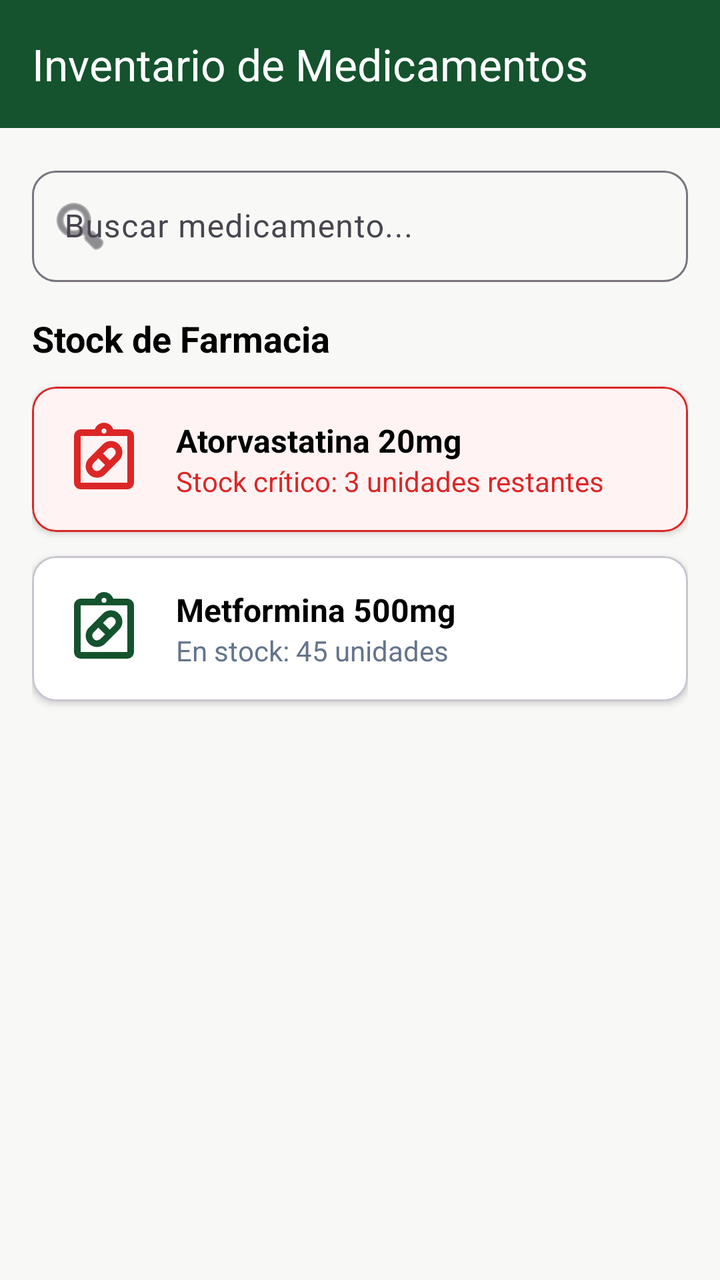
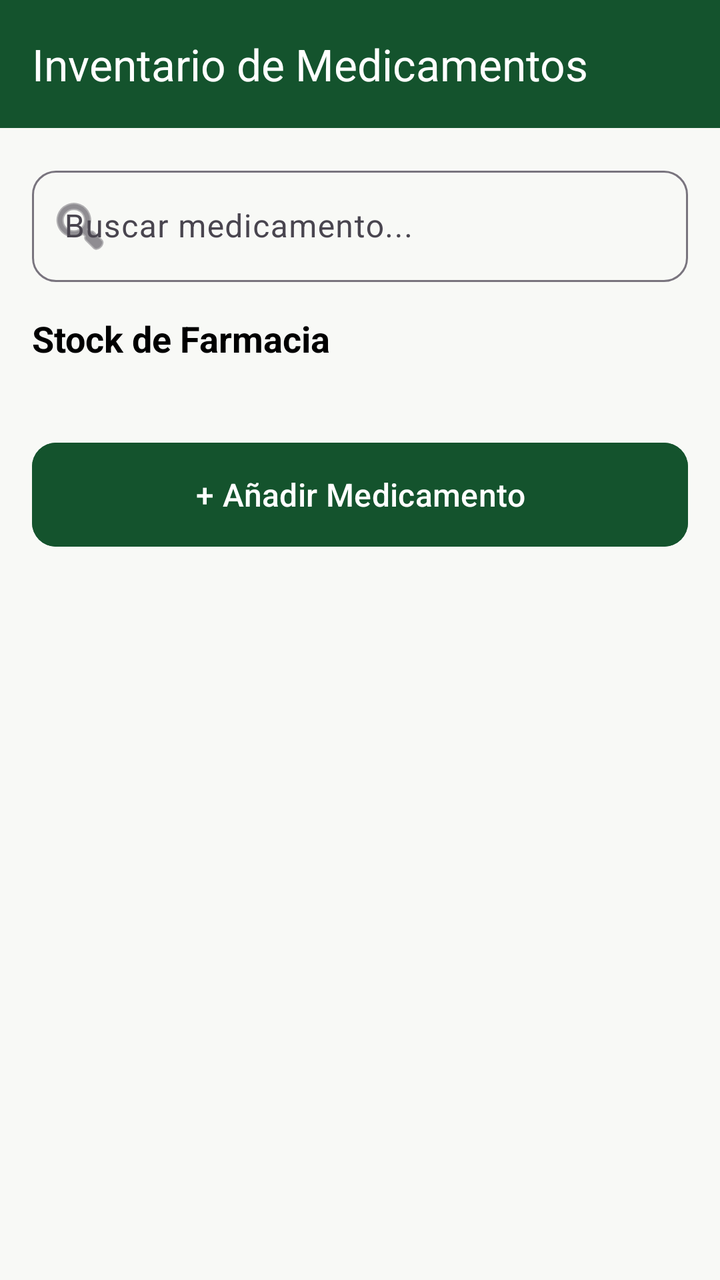

The first picture is an Android layout as it rendered before a commit; the second is the same layout after the commit. The layout source and the unified diff follow.
<!-- AndroidManifest.xml: application theme Theme.ControlDeMedicamentos -->
<!-- res/layout/activity_medicamentos.xml -->
<?xml version="1.0" encoding="utf-8"?>
<LinearLayout xmlns:android="http://schemas.android.com/apk/res/android"
    xmlns:app="http://schemas.android.com/apk/res-auto"
    android:layout_width="match_parent"
    android:layout_height="match_parent"
    android:orientation="vertical"
    android:background="@color/bg_screen">

    
    <androidx.appcompat.widget.Toolbar
        android:id="@+id/toolbar"
        android:layout_width="match_parent"
        android:layout_height="?attr/actionBarSize"
        android:background="@color/primary_green"
        app:title="Inventario de Medicamentos"
        app:titleTextColor="@color/white" />

    <androidx.core.widget.NestedScrollView
        android:layout_width="match_parent"
        android:layout_height="match_parent"
        android:fillViewport="true">

        <LinearLayout
            android:layout_width="match_parent"
            android:layout_height="wrap_content"
            android:orientation="vertical"
            android:padding="16dp">

            
            <com.google.android.material.textfield.TextInputLayout
                android:layout_width="match_parent"
                android:layout_height="wrap_content"
                android:hint="Buscar medicamento..."
                app:startIconDrawable="@android:drawable/ic_menu_search"
                app:boxCornerRadiusTopStart="12dp"
                app:boxCornerRadiusTopEnd="12dp"
                app:boxCornerRadiusBottomStart="12dp"
                app:boxCornerRadiusBottomEnd="12dp"
                android:layout_marginBottom="16dp">

                <com.google.android.material.textfield.TextInputEditText
                    android:layout_width="match_parent"
                    android:layout_height="wrap_content"
                    android:inputType="text" />
            </com.google.android.material.textfield.TextInputLayout>

            <TextView
                android:layout_width="wrap_content"
                android:layout_height="wrap_content"
                android:text="Stock de Farmacia"
                android:textSize="18sp"
                android:textStyle="bold"
                android:textColor="@color/black"
                android:layout_marginBottom="12dp"/>

            
            <com.google.android.material.card.MaterialCardView
                android:layout_width="match_parent"
                android:layout_height="wrap_content"
                android:layout_marginBottom="12dp"
                app:cardCornerRadius="12dp"
                app:cardElevation="2dp"
                app:cardBackgroundColor="#FFF3F3"
                app:strokeColor="@color/red_alert_text"
                app:strokeWidth="1dp">

                <LinearLayout
                    android:layout_width="match_parent"
                    android:layout_height="wrap_content"
                    android:orientation="horizontal"
                    android:padding="16dp"
                    android:gravity="center_vertical">

                    <ImageView
                        android:layout_width="40dp"
                        android:layout_height="40dp"
                        android:src="@drawable/ic_medicamentos"
                        app:tint="@color/red_alert_text"
                        android:layout_marginEnd="16dp"/>

                    <LinearLayout
                        android:layout_width="0dp"
                        android:layout_height="wrap_content"
                        android:layout_weight="1"
                        android:orientation="vertical">

                        <TextView
                            android:layout_width="wrap_content"
                            android:layout_height="wrap_content"
                            android:text="Atorvastatina 20mg"
                            android:textSize="16sp"
                            android:textStyle="bold"
                            android:textColor="@color/black"/>

                        <TextView
                            android:layout_width="wrap_content"
                            android:layout_height="wrap_content"
                            android:text="Stock crítico: 3 unidades restantes"
                            android:textSize="14sp"
                            android:textColor="@color/red_alert_text"/>
                    </LinearLayout>
                </LinearLayout>
            </com.google.android.material.card.MaterialCardView>

            
            <com.google.android.material.card.MaterialCardView
                android:layout_width="match_parent"
                android:layout_height="wrap_content"
                android:layout_marginBottom="12dp"
                app:cardCornerRadius="12dp"
                app:cardElevation="2dp"
                app:cardBackgroundColor="@color/white">

                <LinearLayout
                    android:layout_width="match_parent"
                    android:layout_height="wrap_content"
                    android:orientation="horizontal"
                    android:padding="16dp"
                    android:gravity="center_vertical">

                    <ImageView
                        android:layout_width="40dp"
                        android:layout_height="40dp"
                        android:src="@drawable/ic_medicamentos"
                        app:tint="@color/primary_green"
                        android:layout_marginEnd="16dp"/>

                    <LinearLayout
                        android:layout_width="0dp"
                        android:layout_height="wrap_content"
                        android:layout_weight="1"
                        android:orientation="vertical">

                        <TextView
                            android:layout_width="wrap_content"
                            android:layout_height="wrap_content"
                            android:text="Metformina 500mg"
                            android:textSize="16sp"
                            android:textStyle="bold"
                            android:textColor="@color/black"/>

                        <TextView
                            android:layout_width="wrap_content"
                            android:layout_height="wrap_content"
                            android:text="En stock: 45 unidades"
                            android:textSize="14sp"
                            android:textColor="@color/text_grey"/>
                    </LinearLayout>
                </LinearLayout>
            </com.google.android.material.card.MaterialCardView>

        </LinearLayout>
    </androidx.core.widget.NestedScrollView>
</LinearLayout>
<!-- resources referenced by this layout -->
<resources>
  <color name="bg_screen">#F8F9F6</color>
  <color name="black">#FF000000</color>
  <color name="primary_green">#14532D</color>
  <color name="red_alert_text">#DC2626</color>
  <color name="text_grey">#64748B</color>
  <color name="white">#FFFFFFFF</color>
  <!-- drawable ic_medicamentos (drawable) -->
  <vector xmlns:android="http://schemas.android.com/apk/res/android" android:height="24dp" android:tint="#000000" android:viewportHeight="960" android:viewportWidth="960" android:width="24dp">
        
      <path android:fillColor="@android:color/white" android:pathData="M494,660Q454,700 397,700Q340,700 300,660Q260,620 260,563.5Q260,507 300,467L466,300Q506,260 563,260Q620,260 660,300Q700,340 700,396.5Q700,453 660,493L494,660ZM356,603Q379,626 403.5,619.5Q428,613 437,604L492,548L412,468L356,523Q339,540 339,563Q339,586 356,603ZM604,357Q581,334 556.5,340.5Q532,347 523,356L468,412L548,492L604,437Q621,420 621,397Q621,374 604,357ZM200,840Q167,840 143.5,816.5Q120,793 120,760L120,200Q120,167 143.5,143.5Q167,120 200,120L368,120Q381,84 411.5,62Q442,40 480,40Q518,40 548.5,62Q579,84 592,120L760,120Q793,120 816.5,143.5Q840,167 840,200L840,760Q840,793 816.5,816.5Q793,840 760,840L200,840ZM200,760L760,760Q760,760 760,760Q760,760 760,760L760,200Q760,200 760,200Q760,200 760,200L200,200Q200,200 200,200Q200,200 200,200L200,760Q200,760 200,760Q200,760 200,760ZM501.5,161.5Q510,153 510,140Q510,127 501.5,118.5Q493,110 480,110Q467,110 458.5,118.5Q450,127 450,140Q450,153 458.5,161.5Q467,170 480,170Q493,170 501.5,161.5ZM200,760Q200,760 200,760Q200,760 200,760L200,200Q200,200 200,200Q200,200 200,200L200,200Q200,200 200,200Q200,200 200,200L200,760Q200,760 200,760Q200,760 200,760Z"/>
      
  </vector>
  <style name="Theme.ControlDeMedicamentos" parent="Base.Theme.ControlDeMedicamentos" />
  <style name="Base.Theme.ControlDeMedicamentos" parent="Theme.Material3.DayNight.NoActionBar">
          
          
      </style>
</resources>

<!-- the commit's change to res/layout/activity_medicamentos.xml (unified diff, before → after) -->
@@ -4,9 +4,9 @@
     android:layout_width="match_parent"
     android:layout_height="match_parent"
     android:orientation="vertical"
-    android:background="@color/bg_screen">
+    android:background="@color/bg_screen"
+    android:fitsSystemWindows="true">
 
-    
     <androidx.appcompat.widget.Toolbar
         android:id="@+id/toolbar"
         android:layout_width="match_parent"
@@ -26,7 +26,6 @@
             android:orientation="vertical"
             android:padding="16dp">
 
-            
             <com.google.android.material.textfield.TextInputLayout
                 android:layout_width="match_parent"
                 android:layout_height="wrap_content"
@@ -53,101 +52,22 @@
                 android:textColor="@color/black"
                 android:layout_marginBottom="12dp"/>
 
-            
-            <com.google.android.material.card.MaterialCardView
+            <LinearLayout
+                android:id="@+id/llContenedorTarjetas"
                 android:layout_width="match_parent"
                 android:layout_height="wrap_content"
-                android:layout_marginBottom="12dp"
-                app:cardCornerRadius="12dp"
-                app:cardElevation="2dp"
-                app:cardBackgroundColor="#FFF3F3"
-                app:strokeColor="@color/red_alert_text"
-                app:strokeWidth="1dp">
+                android:orientation="vertical">
+            </LinearLayout>
 
-                <LinearLayout
-                    android:layout_width="match_parent"
-                    android:layout_height="wrap_content"
-                    android:orientation="horizontal"
-                    android:padding="16dp"
-                    android:gravity="center_vertical">
-
-                    <ImageView
-                        android:layout_width="40dp"
-                        android:layout_height="40dp"
-                        android:src="@drawable/ic_medicamentos"
-                        app:tint="@color/red_alert_text"
-                        android:layout_marginEnd="16dp"/>
-
-                    <LinearLayout
-                        android:layout_width="0dp"
-                        android:layout_height="wrap_content"
-                        android:layout_weight="1"
-                        android:orientation="vertical">
-
-                        <TextView
-                            android:layout_width="wrap_content"
-                            android:layout_height="wrap_content"
-                            android:text="Atorvastatina 20mg"
-                            android:textSize="16sp"
-                            android:textStyle="bold"
-                            android:textColor="@color/black"/>
-
-                        <TextView
-                            android:layout_width="wrap_content"
-                            android:layout_height="wrap_content"
-                            android:text="Stock crítico: 3 unidades restantes"
-                            android:textSize="14sp"
-                            android:textColor="@color/red_alert_text"/>
-                    </LinearLayout>
-                </LinearLayout>
-            </com.google.android.material.card.MaterialCardView>
-
-            
-            <com.google.android.material.card.MaterialCardView
+            <com.google.android.material.button.MaterialButton
+                android:id="@+id/btnNuevoMedicamento"
                 android:layout_width="match_parent"
-                android:layout_height="wrap_content"
-                android:layout_marginBottom="12dp"
-                app:cardCornerRadius="12dp"
-                app:cardElevation="2dp"
-                app:cardBackgroundColor="@color/white">
-
-                <LinearLayout
-                    android:layout_width="match_parent"
-                    android:layout_height="wrap_content"
-                    android:orientation="horizontal"
-                    android:padding="16dp"
-                    android:gravity="center_vertical">
-
-                    <ImageView
-                        android:layout_width="40dp"
-                        android:layout_height="40dp"
-                        android:src="@drawable/ic_medicamentos"
-                        app:tint="@color/primary_green"
-                        android:layout_marginEnd="16dp"/>
-
-                    <LinearLayout
-                        android:layout_width="0dp"
-                        android:layout_height="wrap_content"
-                        android:layout_weight="1"
-                        android:orientation="vertical">
-
-                        <TextView
-                            android:layout_width="wrap_content"
-                            android:layout_height="wrap_content"
-                            android:text="Metformina 500mg"
-                            android:textSize="16sp"
-                            android:textStyle="bold"
-                            android:textColor="@color/black"/>
-
-                        <TextView
-                            android:layout_width="wrap_content"
-                            android:layout_height="wrap_content"
-                            android:text="En stock: 45 unidades"
-                            android:textSize="14sp"
-                            android:textColor="@color/text_grey"/>
-                    </LinearLayout>
-                </LinearLayout>
-            </com.google.android.material.card.MaterialCardView>
+                android:layout_height="60dp"
+                android:layout_marginTop="24dp"
+                android:text="+ Añadir Medicamento"
+                android:textSize="16sp"
+                app:cornerRadius="12dp"
+                android:backgroundTint="@color/primary_green"/>
 
         </LinearLayout>
     </androidx.core.widget.NestedScrollView>
<!-- resource entries referenced after the edit -->
@@ -3,15 +3,7 @@
   <color name="bg_screen">#F8F9F6</color>
   <color name="black">#FF000000</color>
   <color name="primary_green">#14532D</color>
-  <color name="red_alert_text">#DC2626</color>
-  <color name="text_grey">#64748B</color>
   <color name="white">#FFFFFFFF</color>
-  <!-- drawable ic_medicamentos (drawable) -->
-  <vector xmlns:android="http://schemas.android.com/apk/res/android" android:height="24dp" android:tint="#000000" android:viewportHeight="960" android:viewportWidth="960" android:width="24dp">
-        
-      <path android:fillColor="@android:color/white" android:pathData="M494,660Q454,700 397,700Q340,700 300,660Q260,620 260,563.5Q260,507 300,467L466,300Q506,260 563,260Q620,260 660,300Q700,340 700,396.5Q700,453 660,493L494,660ZM356,603Q379,626 403.5,619.5Q428,613 437,604L492,548L412,468L356,523Q339,540 339,563Q339,586 356,603ZM604,357Q581,334 556.5,340.5Q532,347 523,356L468,412L548,492L604,437Q621,420 621,397Q621,374 604,357ZM200,840Q167,840 143.5,816.5Q120,793 120,760L120,200Q120,167 143.5,143.5Q167,120 200,120L368,120Q381,84 411.5,62Q442,40 480,40Q518,40 548.5,62Q579,84 592,120L760,120Q793,120 816.5,143.5Q840,167 840,200L840,760Q840,793 816.5,816.5Q793,840 760,840L200,840ZM200,760L760,760Q760,760 760,760Q760,760 760,760L760,200Q760,200 760,200Q760,200 760,200L200,200Q200,200 200,200Q200,200 200,200L200,760Q200,760 200,760Q200,760 200,760ZM501.5,161.5Q510,153 510,140Q510,127 501.5,118.5Q493,110 480,110Q467,110 458.5,118.5Q450,127 450,140Q450,153 458.5,161.5Q467,170 480,170Q493,170 501.5,161.5ZM200,760Q200,760 200,760Q200,760 200,760L200,200Q200,200 200,200Q200,200 200,200L200,200Q200,200 200,200Q200,200 200,200L200,760Q200,760 200,760Q200,760 200,760Z"/>
-      
-  </vector>
   <style name="Theme.ControlDeMedicamentos" parent="Base.Theme.ControlDeMedicamentos" />
   <style name="Base.Theme.ControlDeMedicamentos" parent="Theme.Material3.DayNight.NoActionBar">
           
